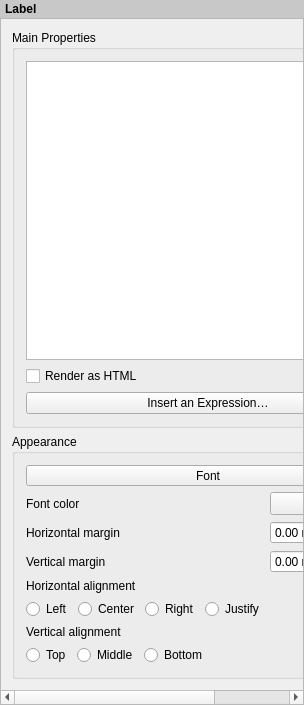
The window that src/ui/layout/qgslayoutlabelwidgetbase.ui (qgis/QGIS) describes before a commit, drawn with Qt 5.
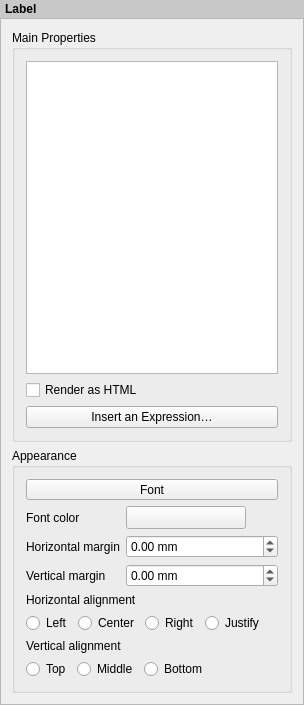
The same window after the commit. Custom widgets are drawn as their Qt base class.

Commit message: [layouts][ux] Fix grid layout alignment of label properties

```diff
--- a/src/ui/layout/qgslayoutlabelwidgetbase.ui
+++ b/src/ui/layout/qgslayoutlabelwidgetbase.ui
@@ -224,50 +224,6 @@
             </property>
            </widget>
           </item>
-          <item row="5" column="0">
-           <layout class="QGridLayout" name="gridLayout_3">
-            <item row="0" column="0">
-             <widget class="QRadioButton" name="mLeftRadioButton">
-              <property name="text">
-               <string>Left</string>
-              </property>
-              <attribute name="buttonGroup">
-               <string notr="true">buttonGroup_2</string>
-              </attribute>
-             </widget>
-            </item>
-            <item row="0" column="3">
-             <widget class="QRadioButton" name="mJustifyRadioButton">
-              <property name="text">
-               <string>Justify</string>
-              </property>
-              <attribute name="buttonGroup">
-               <string notr="true">buttonGroup_2</string>
-              </attribute>
-             </widget>
-            </item>
-            <item row="0" column="2">
-             <widget class="QRadioButton" name="mRightRadioButton">
-              <property name="text">
-               <string>Right</string>
-              </property>
-              <attribute name="buttonGroup">
-               <string notr="true">buttonGroup_2</string>
-              </attribute>
-             </widget>
-            </item>
-            <item row="0" column="1">
-             <widget class="QRadioButton" name="mCenterRadioButton">
-              <property name="text">
-               <string>Center</string>
-              </property>
-              <attribute name="buttonGroup">
-               <string notr="true">buttonGroup_2</string>
-              </attribute>
-             </widget>
-            </item>
-           </layout>
-          </item>
           <item row="7" column="0" colspan="2">
            <widget class="QLabel" name="mVerticalAlignementLabel">
             <property name="text">
@@ -324,6 +280,63 @@
             </item>
            </layout>
           </item>
+          <item row="5" column="0" colspan="2">
+           <layout class="QGridLayout" name="gridLayout_3">
+            <item row="0" column="0">
+             <widget class="QRadioButton" name="mLeftRadioButton">
+              <property name="text">
+               <string>Left</string>
+              </property>
+              <attribute name="buttonGroup">
+               <string notr="true">buttonGroup_2</string>
+              </attribute>
+             </widget>
+            </item>
+            <item row="0" column="3">
+             <widget class="QRadioButton" name="mJustifyRadioButton">
+              <property name="text">
+               <string>Justify</string>
+              </property>
+              <attribute name="buttonGroup">
+               <string notr="true">buttonGroup_2</string>
+              </attribute>
+             </widget>
+            </item>
+            <item row="0" column="2">
+             <widget class="QRadioButton" name="mRightRadioButton">
+              <property name="text">
+               <string>Right</string>
+              </property>
+              <attribute name="buttonGroup">
+               <string notr="true">buttonGroup_2</string>
+              </attribute>
+             </widget>
+            </item>
+            <item row="0" column="1">
+             <widget class="QRadioButton" name="mCenterRadioButton">
+              <property name="text">
+               <string>Center</string>
+              </property>
+              <attribute name="buttonGroup">
+               <string notr="true">buttonGroup_2</string>
+              </attribute>
+             </widget>
+            </item>
+            <item row="0" column="4">
+             <spacer name="horizontalSpacer">
+              <property name="orientation">
+               <enum>Qt::Horizontal</enum>
+              </property>
+              <property name="sizeHint" stdset="0">
+               <size>
+                <width>40</width>
+                <height>20</height>
+               </size>
+              </property>
+             </spacer>
+            </item>
+           </layout>
+          </item>
          </layout>
         </widget>
        </item>
```
